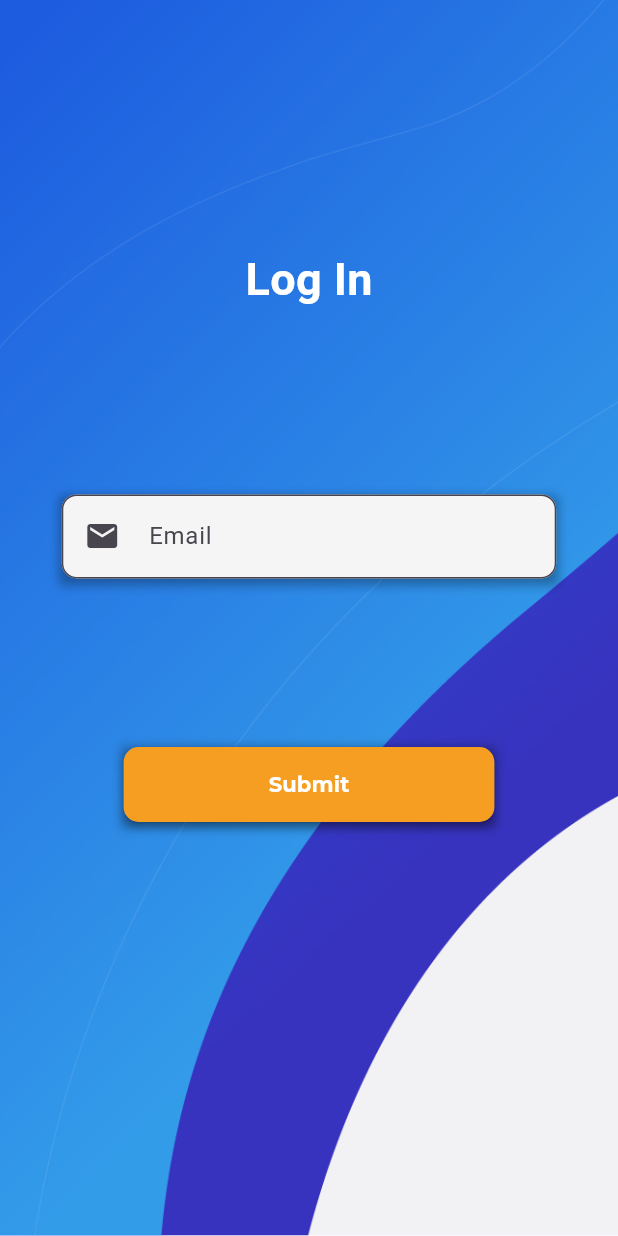
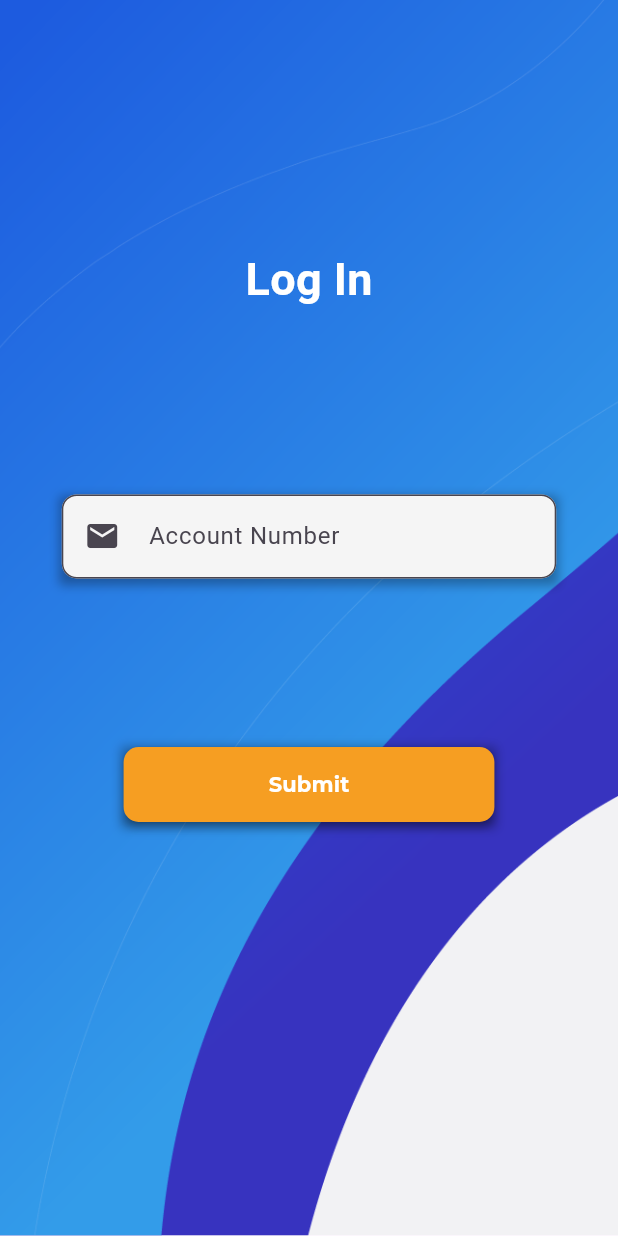
Before and after one commit to sark-khan/tsf_flutter, a Flutter app: the screen it shows after launch, on a phone screen of 412 x 824 dp. Run offline on Flutter 3.47's test engine with Material 3 defaults, Android fonts, the light colour scheme and no system bars; our stand-ins replace dio, flutter_spinkit, flutter_svg, fluttertoast, get, get_storage and 5 more; missing offline and left inert: collapsible_sidebar, data_connection_checker_nulls, jwt_decode.

Commit message:
changes in pattern

```diff
--- a/lib/screens/HomeScreen.dart
+++ b/lib/screens/HomeScreen.dart
@@ -152,12 +152,14 @@ class _HomeScreenState extends State<HomeScreen> {
                                       orders[index].requestDate!,
                                       orders[index].soDate!,
                                       orders[index].id!,
+                                      orders[index].salesOrderLineNumber,
                                       context)
                                   : HomeCard().dispatchCard(
                                       orders[index].soNumber!,
                                       orders[index].inventoryDate!,
                                       orders[index].soDate!,
                                       orders[index].id!,
+                                      "orders[index].salesOrderLinerNumber",
                                       context),
                             );
                           },
--- a/lib/screens/Login.dart
+++ b/lib/screens/Login.dart
@@ -89,7 +89,7 @@ class _LoginState extends State<Login> {
                         fillColor: AppColors().textFillColor,
                         filled: true,
                         // enabled: !isPasswordFieldVisible,
-                        hintText: TextConstants().EMAIL,
+                        hintText: TextConstants().ACCOUNT_NUMBER,
                         prefixIcon: const Padding(
                           padding: EdgeInsets.all(15.0),
                           child: Icon(Icons.email),
--- a/lib/utils/AppConstants.dart
+++ b/lib/utils/AppConstants.dart
@@ -20,6 +20,7 @@ class TextConstants {
   String LOGIN = "Log In";
   String PASSWORD = "Password";
   String EMAIL = "Email";
+  String ACCOUNT_NUMBER= "Account Number";
   String FORGOTPASSWORD = "Forgot Password?";
   String FORGOTPASSWORDSCREENTEXT = "Forgot Password";
   String SUBMIT = "Submit";
--- a/lib/utils/commonFunctions.dart
+++ b/lib/utils/commonFunctions.dart
@@ -21,7 +21,7 @@ import 'responses/UserActivationResponse.dart';
 
 class CommonFunctions {
   static Dio dio = Dio();
-  static String APIURL = "http://192.168.10.10:2000";
+  static String APIURL = "https://eager-rain-80700.pktriot.net";
   static var headers = {'Content-Type': 'application/json'};
 
   Future<ReturnObj> Login(String email, String password) async {
```
Also changed, not shown: lib/components/Cards.dart (+23 -23 lines).
